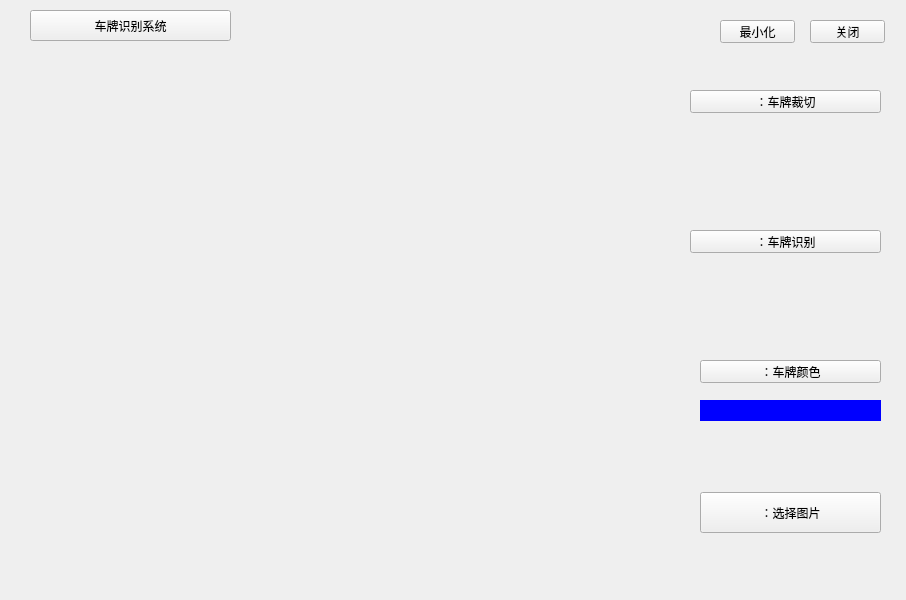
Qt form my_main_ui.ui (aujbl/vehicle) before a commit.
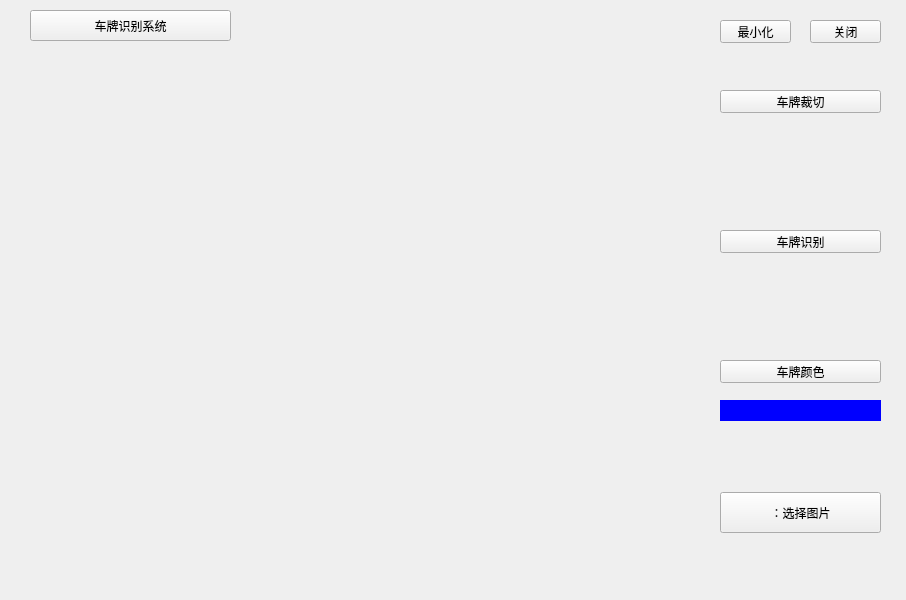
The same form after that commit. Icons and pictures are not drawn.

Patch:
```diff
--- a/my_main_ui.ui
+++ b/my_main_ui.ui
@@ -36,7 +36,7 @@
      <rect>
       <x>720</x>
       <y>20</y>
-      <width>75</width>
+      <width>71</width>
       <height>23</height>
      </rect>
     </property>
@@ -49,7 +49,7 @@
      <rect>
       <x>810</x>
       <y>20</y>
-      <width>75</width>
+      <width>71</width>
       <height>23</height>
      </rect>
     </property>
@@ -60,26 +60,22 @@
    <widget class="QPushButton" name="pushButton_3">
     <property name="geometry">
      <rect>
-      <x>690</x>
+      <x>720</x>
       <y>90</y>
-      <width>191</width>
+      <width>161</width>
       <height>23</height>
      </rect>
     </property>
     <property name="text">
-     <string>：车牌裁切</string>
-    </property>
-    <property name="icon">
-     <iconset resource="my_pic.qrc">
-      <normaloff>:/pic/pic/cut.png</normaloff>:/pic/pic/cut.png</iconset>
+     <string>车牌裁切</string>
     </property>
    </widget>
    <widget class="QLabel" name="label_2">
     <property name="geometry">
      <rect>
-      <x>700</x>
+      <x>720</x>
       <y>140</y>
-      <width>181</width>
+      <width>161</width>
       <height>61</height>
      </rect>
     </property>
@@ -90,26 +86,22 @@
    <widget class="QPushButton" name="pushButton_4">
     <property name="geometry">
      <rect>
-      <x>690</x>
+      <x>720</x>
       <y>230</y>
-      <width>191</width>
+      <width>161</width>
       <height>23</height>
      </rect>
     </property>
     <property name="text">
-     <string>：车牌识别</string>
-    </property>
-    <property name="icon">
-     <iconset resource="my_pic.qrc">
-      <normaloff>:/pic/pic/shibie.png</normaloff>:/pic/pic/shibie.png</iconset>
+     <string>车牌识别</string>
     </property>
    </widget>
    <widget class="QLabel" name="label_3">
     <property name="geometry">
      <rect>
-      <x>700</x>
+      <x>720</x>
       <y>290</y>
-      <width>171</width>
+      <width>151</width>
       <height>41</height>
      </rect>
     </property>
@@ -120,26 +112,22 @@
    <widget class="QPushButton" name="pushButton_5">
     <property name="geometry">
      <rect>
-      <x>700</x>
+      <x>720</x>
       <y>360</y>
-      <width>181</width>
+      <width>161</width>
       <height>23</height>
      </rect>
     </property>
     <property name="text">
-     <string>：车牌颜色</string>
-    </property>
-    <property name="icon">
-     <iconset resource="my_pic.qrc">
-      <normaloff>:/pic/pic/color.png</normaloff>:/pic/pic/color.png</iconset>
+     <string>车牌颜色</string>
     </property>
    </widget>
    <widget class="QLabel" name="label_4">
     <property name="geometry">
      <rect>
-      <x>700</x>
+      <x>720</x>
       <y>400</y>
-      <width>181</width>
+      <width>161</width>
       <height>21</height>
      </rect>
     </property>
@@ -153,9 +141,9 @@
    <widget class="QPushButton" name="pushButton_6">
     <property name="geometry">
      <rect>
-      <x>700</x>
+      <x>720</x>
       <y>492</y>
-      <width>181</width>
+      <width>161</width>
       <height>41</height>
      </rect>
     </property>
```
